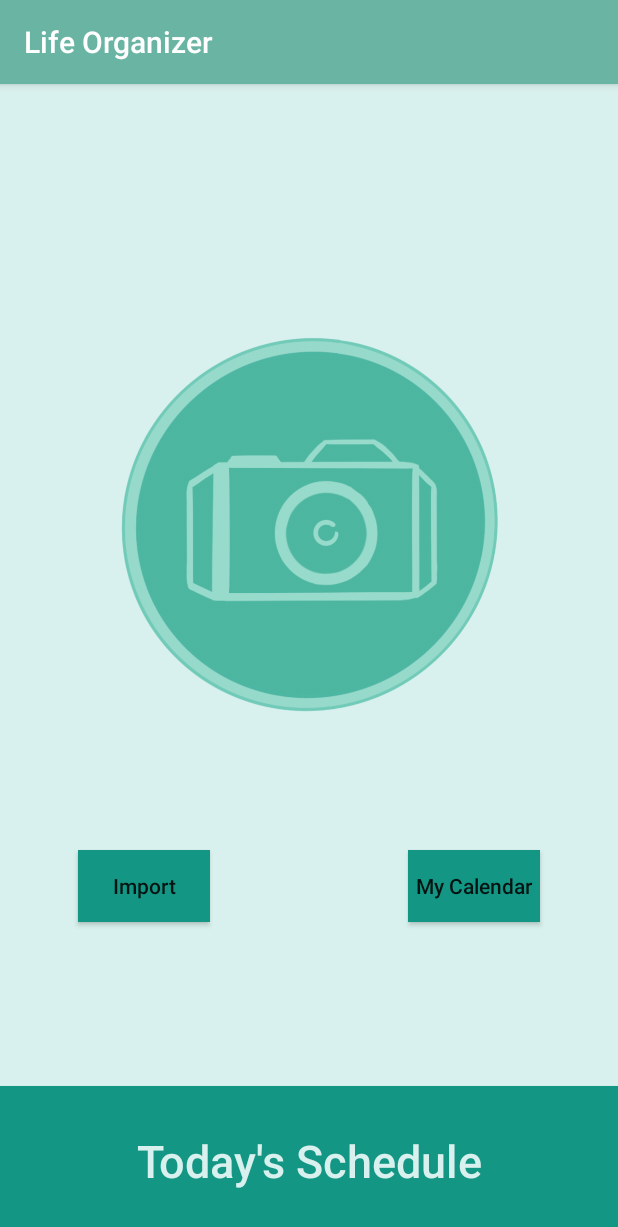
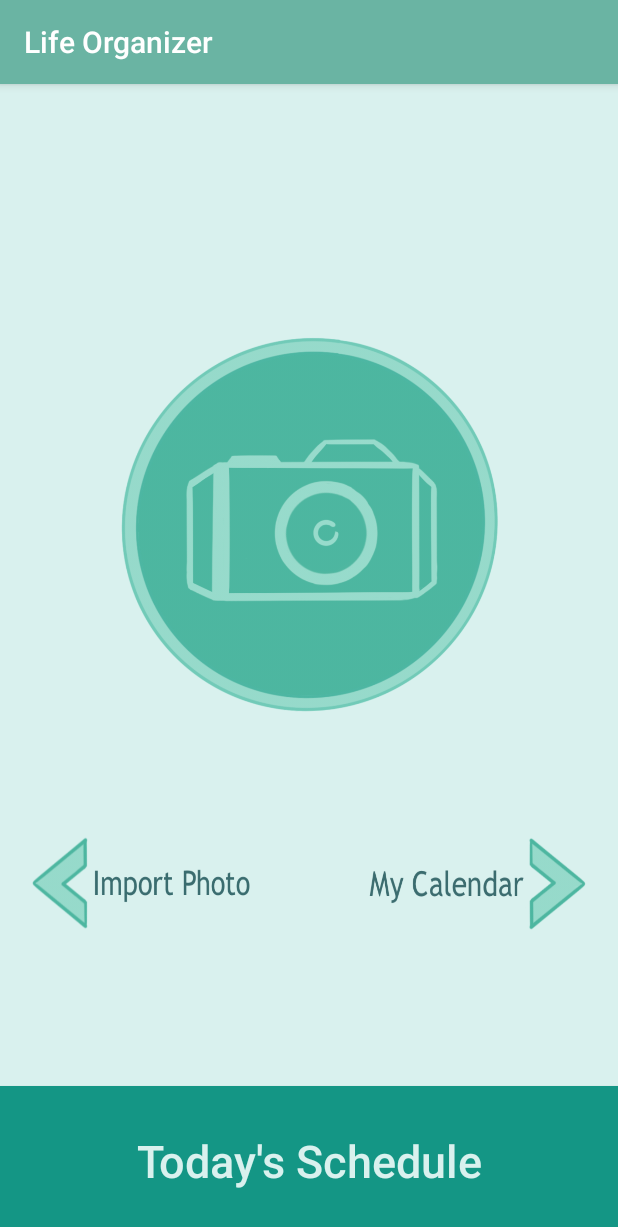
Before and after one commit to mkai39/Life-Organizer, an Android app: the screen it shows after launch (MainActivity), on a phone screen of 412 x 824 dp. Shown: the top 1227 px of the screen. Run offline under Robolectric (Android 15) with nearby library versions, the phone set to English and light mode, and no system bars; our stand-ins replace navigation-ui.

Commit message:
added buttons1

```diff
--- a/LifeOrganizer/app/src/main/res/layout/activity_calendar.xml
+++ b/LifeOrganizer/app/src/main/res/layout/activity_calendar.xml
@@ -9,12 +9,13 @@
     android:paddingTop="?attr/actionBarSize">
 
     <TextView
+        android:id="@+id/calendarpage"
         android:layout_width="wrap_content"
         android:layout_height="wrap_content"
-        android:textSize="150px"
+        android:layout_centerHorizontal="true"
+        android:fontFamily="sans-serif"
         android:text="My Calendar"
-        android:layout_centerHorizontal="true"
-        android:id="@+id/calendarpage"/>
+        android:textSize="150px" />
 
     <CalendarView
         android:id="@+id/calendarView"
--- a/LifeOrganizer/app/src/main/res/layout/activity_main.xml
+++ b/LifeOrganizer/app/src/main/res/layout/activity_main.xml
@@ -11,15 +11,14 @@
 
     <Button
         android:id="@+id/calendar"
-        android:layout_width="wrap_content"
-        android:layout_height="wrap_content"
+        android:layout_width="145dp"
+        android:layout_height="62dp"
         android:layout_above="@+id/schedule"
         android:layout_alignParentRight="true"
-        android:layout_marginRight="52dp"
-        android:layout_marginBottom="109dp"
-        android:background="@color/colorPrimaryDark"
+        android:layout_marginRight="21dp"
+        android:layout_marginBottom="104dp"
+        android:background="@drawable/button1"
         android:fontFamily="sans-serif-medium"
-        android:text="@string/title_calendar"
         android:textAllCaps="false" />
 
     <Button
@@ -37,15 +36,14 @@
 
     <Button
         android:id="@+id/Import"
-        android:layout_width="wrap_content"
-        android:layout_height="wrap_content"
+        android:layout_width="145dp"
+        android:layout_height="62dp"
         android:layout_above="@+id/schedule"
         android:layout_alignParentLeft="true"
-        android:layout_marginLeft="52dp"
-        android:layout_marginBottom="109dp"
-        android:background="@color/colorPrimaryDark"
+        android:layout_marginLeft="21dp"
+        android:layout_marginBottom="104dp"
+        android:background="@drawable/button2"
         android:fontFamily="sans-serif-medium"
-        android:text="@string/title_import"
         android:textAllCaps="false" />
 
     <Button
```
Also changed, not shown: LifeOrganizer/app/src/main/res/drawable/button1.png (added), LifeOrganizer/app/src/main/res/drawable/button2.png (added), 3 other files.
